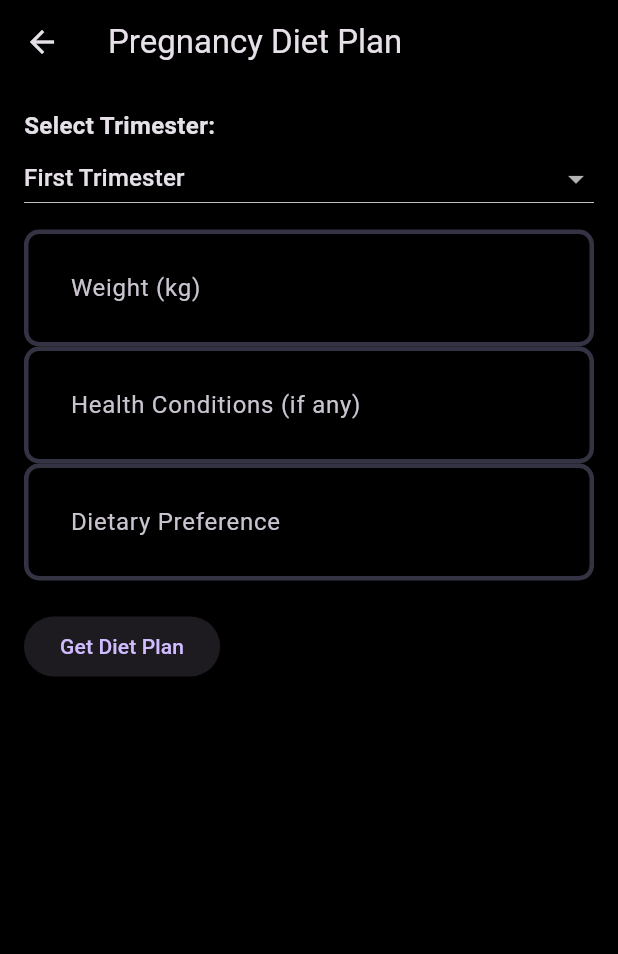
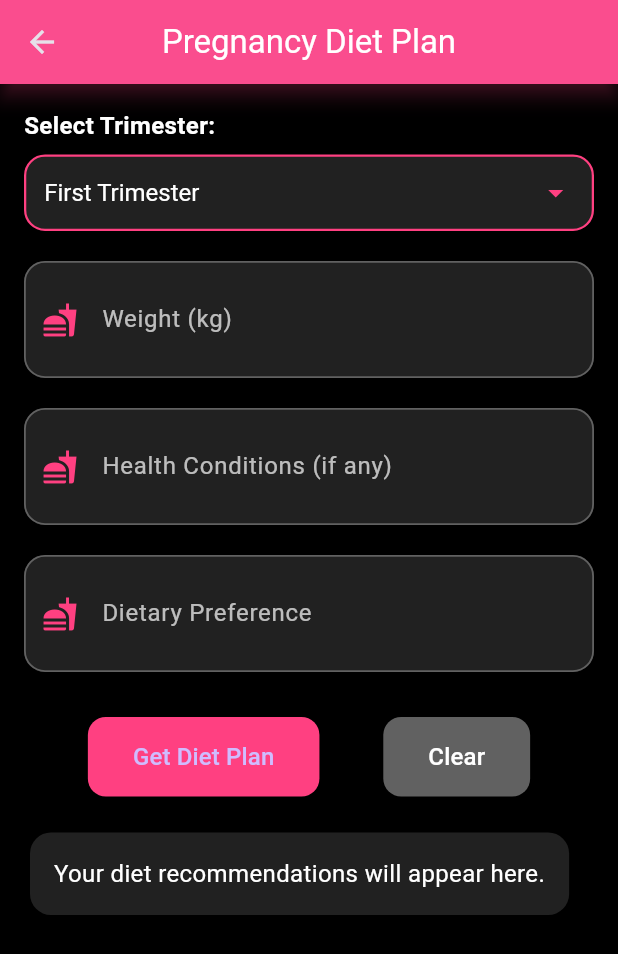
Before and after one commit to Vaibhav2154/Prenova-Prenatal-Pulse, a Flutter app: the screen it shows once a user with an empty profile is signed in, item 2 of the bottom bar chosen, on a phone screen of 412 x 824 dp. Shown: the top 954 px of the screen. Run offline on Flutter 3.47's test engine with Material 3 defaults, Android fonts, the phone set to English and light mode, and no system bars; our stand-ins replace fl_chart, flutter_tts, google_fonts, image_picker, lucide_icons, speech_to_text and 1 more; accounts and stored records are empty.

Commit message:
Added kick tracker, Diet prediction

```diff
--- a/client/lib/features/pregnancy_diet_screen/pregnancy_diet_screen.dart
+++ b/client/lib/features/pregnancy_diet_screen/pregnancy_diet_screen.dart
@@ -23,7 +23,7 @@ class _PregnancyDietScreenState extends State<PregnancyDietScreen> {
 
     try {
       final response = await http.post(
-        Uri.parse("http://10.0.2.2:5000/pregnancy-diet"),
+        Uri.parse("http://10.0.2.2:5003/pregnancy-diet"),
         headers: {"Content-Type": "application/json"},
         body: jsonEncode({
           "trimester": trimester,
@@ -53,18 +53,52 @@ class _PregnancyDietScreenState extends State<PregnancyDietScreen> {
     }
   }
 
-  @override
-  Widget build(BuildContext context) {
-    return Scaffold(
-      appBar: AppBar(title: Text("Pregnancy Diet Plan")),
-      body: Padding(
-        padding: const EdgeInsets.all(16.0),
-        child: Column(
-          crossAxisAlignment: CrossAxisAlignment.start,
-          children: [
-            Text("Select Trimester:", style: TextStyle(fontSize: 16, fontWeight: FontWeight.bold)),
-            DropdownButton<String>(
+  Widget _buildTextField(String label, TextEditingController controller) {
+    return Padding(
+      padding: const EdgeInsets.symmetric(vertical: 10.0),
+      child: Focus(
+        child: Builder(
+          builder: (context) {
+            final isFocused = Focus.of(context).hasFocus;
+            return TextField(
+              controller: controller,
+              style: TextStyle(color: Colors.white),
+              decoration: InputDecoration(
+                labelText: label,
+                labelStyle: TextStyle(color: Colors.white70),
+                filled: true,
+                fillColor: Colors.grey[900],
+                prefixIcon: Icon(Icons.fastfood, color: Colors.pinkAccent),
+                enabledBorder: OutlineInputBorder(
+                  borderRadius: BorderRadius.circular(14),
+                  borderSide: BorderSide(color: Colors.grey[700]!, width: 1.2),
+                ),
+                focusedBorder: OutlineInputBorder(
+                  borderRadius: BorderRadius.circular(14),
+                  borderSide: BorderSide(color: Colors.pinkAccent, width: 2),
+                ),
+              ),
+            );
+          },
+        ),
+      ),
+    );
+  }
+
+  Widget _buildDropdown() {
+    return Container(
+      padding: EdgeInsets.symmetric(horizontal: 12),
+      decoration: BoxDecoration(
+        color: Colors.grey[900],
+        borderRadius: BorderRadius.circular(14),
+        border: Border.all(color: Colors.pinkAccent, width: 1.5),
+      ),
+      child: DropdownButtonHideUnderline(
+        child: DropdownButton<String>(
           value: trimester,
+          dropdownColor: Colors.grey[900],
+          icon: Icon(Icons.arrow_drop_down, color: Colors.pinkAccent),
+          style: TextStyle(color: Colors.white, fontSize: 16),
           isExpanded: true,
           items: ["First", "Second", "Third"]
               .map((e) => DropdownMenuItem(value: e, child: Text("$e Trimester")))
@@ -75,27 +109,95 @@ class _PregnancyDietScreenState extends State<PregnancyDietScreen> {
             });
           },
         ),
+      ),
+    );
+  }
+
+  @override
+  Widget build(BuildContext context) {
+    return Scaffold(
+      appBar: AppBar(
+        title: Text("Pregnancy Diet Plan", style: TextStyle(color: Colors.white)),
+        centerTitle: true,
+        backgroundColor: Colors.pinkAccent,
+        elevation: 5,
+        shadowColor: Colors.pinkAccent.withOpacity(0.5),
+      ),
+      body: SingleChildScrollView(
+        padding: const EdgeInsets.all(16.0),
+        child: Column(
+          crossAxisAlignment: CrossAxisAlignment.start,
+          children: [
+            Text("Select Trimester:",
+                style: TextStyle(fontSize: 16, fontWeight: FontWeight.bold, color: Colors.white)),
+            SizedBox(height: 8),
+            _buildDropdown(),
             SizedBox(height: 10),
 
-            TextField(controller: weightController, keyboardType: TextInputType.number, decoration: InputDecoration(labelText: "Weight (kg)")),
-            TextField(controller: healthController, decoration: InputDecoration(labelText: "Health Conditions (if any)")),
-            TextField(controller: dietController, decoration: InputDecoration(labelText: "Dietary Preference")),
+            _buildTextField("Weight (kg)", weightController),
+            _buildTextField("Health Conditions (if any)", healthController),
+            _buildTextField("Dietary Preference", dietController),
 
             SizedBox(height: 20),
+
+            Row(
+              mainAxisAlignment: MainAxisAlignment.spaceEvenly,
+              children: [
                 ElevatedButton(
+                  style: ElevatedButton.styleFrom(
+                    padding: EdgeInsets.symmetric(horizontal: 30, vertical: 15),
+                    backgroundColor: Colors.pinkAccent,
+                    shape: RoundedRectangleBorder(
+                      borderRadius: BorderRadius.circular(12),
+                    ),
+                  ),
                   onPressed: isLoading ? null : fetchPregnancyDiet,
-              child: isLoading ? CircularProgressIndicator(color: Colors.white) : Text("Get Diet Plan"),
+                  child: isLoading
+                      ? CircularProgressIndicator(color: Colors.white)
+                      : Text("Get Diet Plan", style: TextStyle(fontSize: 16)),
+                ),
+                ElevatedButton(
+                  style: ElevatedButton.styleFrom(
+                    padding: EdgeInsets.symmetric(horizontal: 30, vertical: 15),
+                    backgroundColor: Colors.grey[700],
+                    shape: RoundedRectangleBorder(
+                      borderRadius: BorderRadius.circular(12),
+                    ),
+                  ),
+                  onPressed: () {
+                    setState(() {
+                      weightController.clear();
+                      healthController.clear();
+                      dietController.clear();
+                      dietPlan = "";
+                    });
+                  },
+                  child: Text("Clear", style: TextStyle(fontSize: 16, color: Colors.white)),
+                ),
+              ],
             ),
 
             SizedBox(height: 20),
-            Expanded(
-              child: SingleChildScrollView(
-                child: Text(dietPlan, style: TextStyle(fontSize: 16)),
+
+            Card(
+              elevation: 5,
+              color: Colors.grey[900],
+              shape: RoundedRectangleBorder(
+                borderRadius: BorderRadius.circular(14),
+              ),
+              child: Padding(
+                padding: const EdgeInsets.all(16.0),
+                child: Text(
+                  dietPlan.isNotEmpty ? dietPlan : "Your diet recommendations will appear here.",
+                  style: TextStyle(fontSize: 16, color: Colors.white),
+                  textAlign: TextAlign.center,
+                ),
               ),
             ),
           ],
         ),
       ),
+      backgroundColor: Colors.black, // Keeping the dark theme
     );
   }
 }
```
Also changed, not shown: client/lib/features/dashboard/presentation/dashboard.dart (+9 -9 lines), client/lib/features/kick_tracker/presentation/kick_tracker.dart (added, +326 -0 lines), client/lib/features/pregnancy_risk/presentation/pregnancy_risk.dart (+36 -21 lines), 3 other files. Lines whose indentation alone changed are shown as unchanged.
